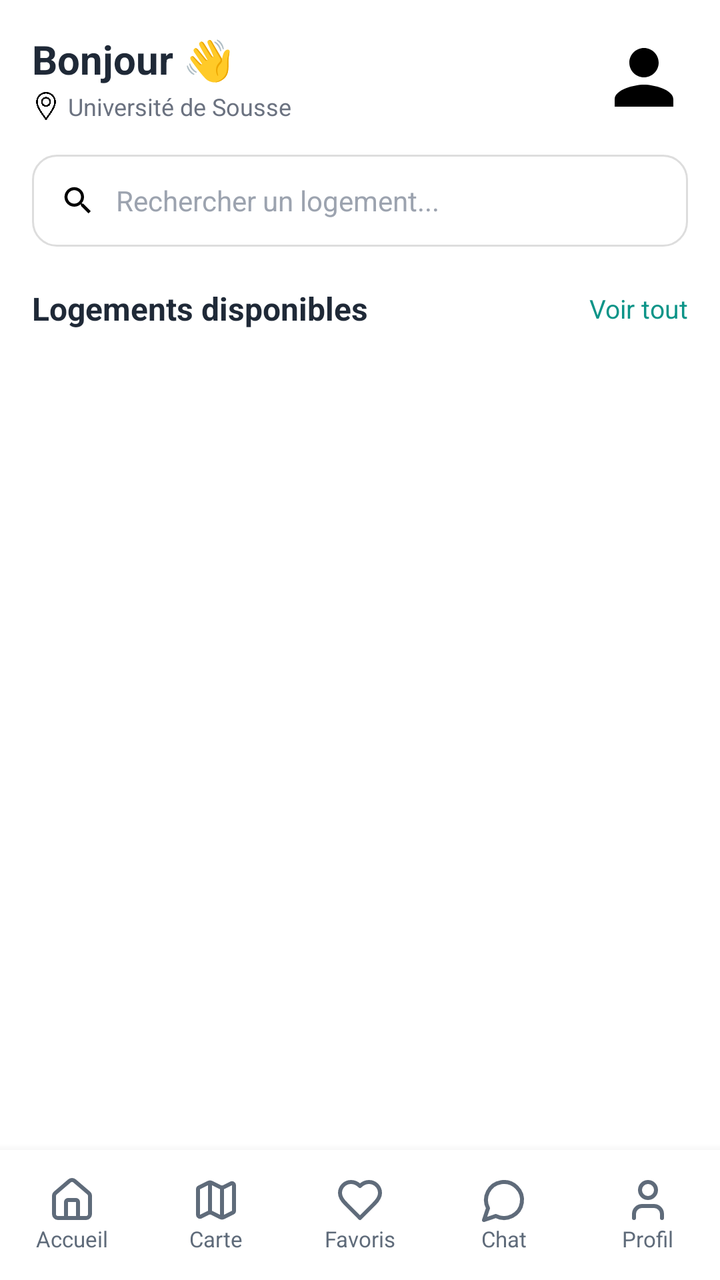
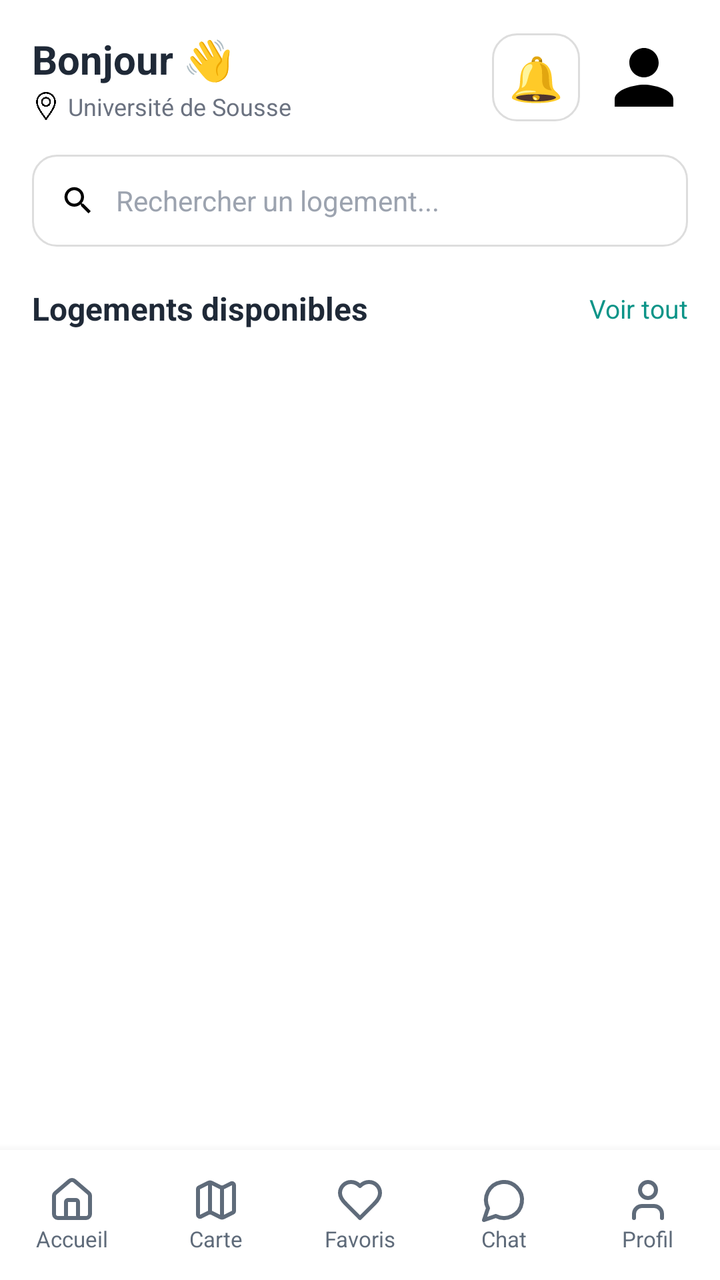

The first picture is an Android layout as it rendered before a commit; the second is the same layout after the commit. The layout source and the unified diff follow.
<!-- AndroidManifest.xml: application theme Theme.DIAR -->
<!-- res/layout/interface7.xml -->
<?xml version="1.0" encoding="utf-8"?>
<androidx.constraintlayout.widget.ConstraintLayout
    xmlns:android="http://schemas.android.com/apk/res/android"
    xmlns:app="http://schemas.android.com/apk/res-auto"
    xmlns:tools="http://schemas.android.com/tools"
    android:layout_width="match_parent"
    android:layout_height="match_parent"
    android:background="#FFFFFF">

    <ScrollView
        android:layout_width="0dp"
        android:layout_height="0dp"
        android:fillViewport="true"
        android:scrollbars="none"
        app:layout_constraintTop_toTopOf="parent"
        app:layout_constraintBottom_toTopOf="@id/bottomNavigation"
        app:layout_constraintStart_toStartOf="parent"
        app:layout_constraintEnd_toEndOf="parent">

        <LinearLayout
            android:layout_width="match_parent"
            android:layout_height="wrap_content"
            android:orientation="vertical"
            android:padding="16dp">

            

            <RelativeLayout
                android:layout_width="match_parent"
                android:layout_height="wrap_content"
                android:layout_marginBottom="16dp">

                <LinearLayout
                    android:layout_width="wrap_content"
                    android:layout_height="wrap_content"
                    android:orientation="vertical"
                    android:layout_alignParentStart="true"
                    android:layout_centerVertical="true">

                    <TextView
                        android:id="@+id/tvBonjour"
                        android:layout_width="wrap_content"
                        android:layout_height="wrap_content"
                        android:text="Bonjour 👋"
                        android:textColor="#1F2937"
                        android:textSize="20sp"
                        android:textStyle="bold" />

                    <LinearLayout
                        android:layout_width="wrap_content"
                        android:layout_height="wrap_content"
                        android:orientation="horizontal"
                        android:gravity="center_vertical"
                        android:layout_marginTop="2dp">

                        <ImageView
                            android:layout_width="14dp"
                            android:layout_height="14dp"
                            android:src="@drawable/ic_location"
                            tools:ignore="ContentDescription" />

                        <TextView
                            android:id="@+id/tvUniversite"
                            android:layout_width="wrap_content"
                            android:layout_height="wrap_content"
                            android:text="Université de Sousse"
                            android:textColor="#6B7280"
                            android:textSize="12sp"
                            android:layout_marginStart="4dp" />

                    </LinearLayout>
                </LinearLayout>

                <androidx.cardview.widget.CardView
                    android:layout_width="44dp"
                    android:layout_height="44dp"
                    android:layout_alignParentEnd="true"
                    android:layout_centerVertical="true"
                    app:cardCornerRadius="22dp"
                    app:cardElevation="0dp"
                    app:cardBackgroundColor="@android:color/transparent">

                    <ImageView
                        android:id="@+id/ivUserPhoto"
                        android:layout_width="match_parent"
                        android:layout_height="match_parent"
                        android:scaleType="centerCrop"
                        android:src="@drawable/ic_profile"
                        tools:ignore="ContentDescription" />

                </androidx.cardview.widget.CardView>

            </RelativeLayout>

            

            <LinearLayout
                android:layout_width="match_parent"
                android:layout_height="46dp"
                android:background="@drawable/bg_search_bar"
                android:gravity="center_vertical"
                android:orientation="horizontal"
                android:paddingHorizontal="14dp"
                android:layout_marginBottom="20dp">

                <ImageView
                    android:layout_width="18dp"
                    android:layout_height="18dp"
                    android:src="@drawable/ic_search"
                    tools:ignore="ContentDescription" />

                <EditText
                    android:id="@+id/etSearch"
                    android:layout_width="0dp"
                    android:layout_height="match_parent"
                    android:layout_weight="1"
                    android:background="@null"
                    android:hint="Rechercher un logement..."
                    android:textColor="#1F2937"
                    android:textColorHint="#9CA3AF"
                    android:textSize="14sp"
                    android:layout_marginStart="10dp"
                    android:inputType="text"
                    android:autofillHints="" />

            </LinearLayout>

            

            <RelativeLayout
                android:layout_width="match_parent"
                android:layout_height="wrap_content"
                android:layout_marginBottom="12dp">

                <TextView
                    android:layout_width="wrap_content"
                    android:layout_height="wrap_content"
                    android:text="Logements disponibles"
                    android:textColor="#1F2937"
                    android:textSize="16sp"
                    android:textStyle="bold"
                    android:layout_alignParentStart="true"
                    android:layout_centerVertical="true" />

                <TextView
                    android:id="@+id/tvSeeAllRecommanded"
                    android:layout_width="wrap_content"
                    android:layout_height="wrap_content"
                    android:text="Voir tout"
                    android:textColor="#0D9488"
                    android:textSize="13sp"
                    android:layout_alignParentEnd="true"
                    android:layout_centerVertical="true" />

            </RelativeLayout>

            

            <androidx.recyclerview.widget.RecyclerView
                android:id="@+id/rvAnnonces"
                android:layout_width="match_parent"
                android:layout_height="wrap_content"
                android:layout_marginBottom="24dp"
                android:nestedScrollingEnabled="false"
                android:clipToPadding="false"
                android:paddingBottom="12dp"
                android:overScrollMode="never" />

            

            <LinearLayout
                android:id="@+id/layoutColocataires"
                android:layout_width="match_parent"
                android:layout_height="wrap_content"
                android:orientation="vertical"
                android:visibility="gone"
                android:layout_marginTop="8dp">

                

                <RelativeLayout
                    android:layout_width="match_parent"
                    android:layout_height="wrap_content"
                    android:layout_marginBottom="12dp">

                    <TextView
                        android:layout_width="wrap_content"
                        android:layout_height="wrap_content"
                        android:text="Colocataires compatibles"
                        android:textColor="#1F2937"
                        android:textSize="16sp"
                        android:textStyle="bold"
                        android:layout_alignParentStart="true"
                        android:layout_centerVertical="true" />

                    <TextView
                        android:id="@+id/tvSeeAllColoc"
                        android:layout_width="wrap_content"
                        android:layout_height="wrap_content"
                        android:text="Voir tout"
                        android:textColor="#0D9488"
                        android:textSize="13sp"
                        android:layout_alignParentEnd="true"
                        android:layout_centerVertical="true" />

                </RelativeLayout>

                

                <LinearLayout
                    android:layout_width="match_parent"
                    android:layout_height="wrap_content"
                    android:orientation="horizontal">

                    

                    <com.google.android.material.card.MaterialCardView
                        android:id="@+id/cardColoc1"
                        android:layout_width="0dp"
                        android:layout_height="wrap_content"
                        android:layout_weight="1"
                        android:layout_marginEnd="6dp"
                        app:cardCornerRadius="14dp"
                        app:cardElevation="0dp"
                        app:strokeWidth="1dp"
                        app:strokeColor="#E5E7EB"
                        app:cardBackgroundColor="@android:color/white">

                        <LinearLayout
                            android:layout_width="match_parent"
                            android:layout_height="wrap_content"
                            android:orientation="horizontal"
                            android:gravity="center_vertical"
                            android:padding="10dp">

                            <androidx.cardview.widget.CardView
                                android:layout_width="44dp"
                                android:layout_height="44dp"
                                app:cardCornerRadius="22dp"
                                app:cardElevation="0dp">

                                <ImageView
                                    android:id="@+id/ivColoc1"
                                    android:layout_width="match_parent"
                                    android:layout_height="match_parent"
                                    android:scaleType="centerCrop"
                                    android:src="@drawable/ic_profile"
                                    tools:ignore="ContentDescription" />

                            </androidx.cardview.widget.CardView>

                            <LinearLayout
                                android:layout_width="0dp"
                                android:layout_height="wrap_content"
                                android:layout_weight="1"
                                android:orientation="vertical"
                                android:layout_marginStart="10dp">

                                <TextView
                                    android:id="@+id/tvColoc1Nom"
                                    android:layout_width="wrap_content"
                                    android:layout_height="wrap_content"
                                    android:text="..."
                                    android:textColor="#1F2937"
                                    android:textSize="14sp"
                                    android:textStyle="bold"
                                    android:maxLines="1"
                                    android:ellipsize="end" />

                                <TextView
                                    android:id="@+id/tvColoc1Pct"
                                    android:layout_width="wrap_content"
                                    android:layout_height="wrap_content"
                                    android:text="--%"
                                    android:textColor="#10B981"
                                    android:textSize="12sp"
                                    android:textStyle="bold"
                                    android:layout_marginTop="2dp" />

                            </LinearLayout>

                        </LinearLayout>

                    </com.google.android.material.card.MaterialCardView>

                    

                    <com.google.android.material.card.MaterialCardView
                        android:id="@+id/cardColoc2"
                        android:layout_width="0dp"
                        android:layout_height="wrap_content"
                        android:layout_weight="1"
                        android:layout_marginStart="6dp"
                        app:cardCornerRadius="14dp"
                        app:cardElevation="0dp"
                        app:strokeWidth="1dp"
                        app:strokeColor="#E5E7EB"
                        app:cardBackgroundColor="@android:color/white">

                        <LinearLayout
                            android:layout_width="match_parent"
                            android:layout_height="wrap_content"
                            android:orientation="horizontal"
                            android:gravity="center_vertical"
                            android:padding="10dp">

                            <androidx.cardview.widget.CardView
                                android:layout_width="44dp"
                                android:layout_height="44dp"
                                app:cardCornerRadius="22dp"
                                app:cardElevation="0dp">

                                <ImageView
                                    android:id="@+id/ivColoc2"
                                    android:layout_width="match_parent"
                                    android:layout_height="match_parent"
                                    android:scaleType="centerCrop"
                                    android:src="@drawable/ic_profile"
                                    tools:ignore="ContentDescription" />

                            </androidx.cardview.widget.CardView>

                            <LinearLayout
                                android:layout_width="0dp"
                                android:layout_height="wrap_content"
                                android:layout_weight="1"
                                android:orientation="vertical"
                                android:layout_marginStart="10dp">

                                <TextView
                                    android:id="@+id/tvColoc2Nom"
                                    android:layout_width="wrap_content"
                                    android:layout_height="wrap_content"
                                    android:text="..."
                                    android:textColor="#1F2937"
                                    android:textSize="14sp"
                                    android:textStyle="bold"
                                    android:maxLines="1"
                                    android:ellipsize="end" />

                                <TextView
                                    android:id="@+id/tvColoc2Pct"
                                    android:layout_width="wrap_content"
                                    android:layout_height="wrap_content"
                                    android:text="--%"
                                    android:textColor="#10B981"
                                    android:textSize="12sp"
                                    android:textStyle="bold"
                                    android:layout_marginTop="2dp" />

                            </LinearLayout>

                        </LinearLayout>

                    </com.google.android.material.card.MaterialCardView>

                </LinearLayout>

            </LinearLayout>

        </LinearLayout>

    </ScrollView>

    

    <include
        android:id="@+id/bottomNavigation"
        layout="@layout/interface_barre_navigation"
        android:layout_width="0dp"
        android:layout_height="65dp"
        app:layout_constraintBottom_toBottomOf="parent"
        app:layout_constraintStart_toStartOf="parent"
        app:layout_constraintEnd_toEndOf="parent" />

</androidx.constraintlayout.widget.ConstraintLayout>
<!-- res/layout/interface_barre_navigation.xml (included above) -->
<?xml version="1.0" encoding="utf-8"?>
<LinearLayout
    xmlns:android="http://schemas.android.com/apk/res/android"
    xmlns:app="http://schemas.android.com/apk/res-auto"
    android:id="@+id/barre_navigation_etudiant"
    android:layout_width="match_parent"
    android:layout_height="64dp"
    android:background="#FFFFFF"
    android:elevation="8dp"
    android:gravity="center"
    android:orientation="horizontal"
    android:weightSum="5">

    
    <LinearLayout
        android:id="@+id/nav_accueil"
        android:layout_width="0dp"
        android:layout_height="match_parent"
        android:layout_weight="1"
        android:gravity="center"
        android:orientation="vertical"
        android:background="?attr/selectableItemBackgroundBorderless">

        <ImageView
            android:id="@+id/icon_accueil"
            android:layout_width="24dp"
            android:layout_height="24dp"
            android:src="@drawable/ic_homee"
            app:tint="#5F6B7A"/>

        <TextView
            android:id="@+id/text_accueil"
            android:layout_width="wrap_content"
            android:layout_height="wrap_content"
            android:text="Accueil"
            android:textColor="#5F6B7A"
            android:textSize="11sp"/>
    </LinearLayout>

    
    <LinearLayout
        android:id="@+id/nav_carte"
        android:layout_width="0dp"
        android:layout_height="match_parent"
        android:layout_weight="1"
        android:gravity="center"
        android:orientation="vertical"
        android:background="?attr/selectableItemBackgroundBorderless">

        <ImageView
            android:id="@+id/icon_carte"
            android:layout_width="24dp"
            android:layout_height="24dp"
            android:src="@drawable/ic_map"
            app:tint="#5F6B7A"/>

        <TextView
            android:id="@+id/text_carte"
            android:layout_width="wrap_content"
            android:layout_height="wrap_content"
            android:text="Carte"
            android:textColor="#5F6B7A"
            android:textSize="11sp"/>
    </LinearLayout>

    
    <LinearLayout
        android:id="@+id/nav_favoris"
        android:layout_width="0dp"
        android:layout_height="match_parent"
        android:layout_weight="1"
        android:gravity="center"
        android:orientation="vertical"
        android:background="?attr/selectableItemBackgroundBorderless">

        <ImageView
            android:id="@+id/icon_favoris"
            android:layout_width="24dp"
            android:layout_height="24dp"
            android:src="@drawable/ic_heart"
            app:tint="#5F6B7A"/>

        <TextView
            android:id="@+id/text_favoris"
            android:layout_width="wrap_content"
            android:layout_height="wrap_content"
            android:text="Favoris"
            android:textColor="#5F6B7A"
            android:textSize="11sp"/>
    </LinearLayout>

    
    <LinearLayout
        android:id="@+id/nav_chat"
        android:layout_width="0dp"
        android:layout_height="match_parent"
        android:layout_weight="1"
        android:gravity="center"
        android:orientation="vertical"
        android:background="?attr/selectableItemBackgroundBorderless">

        <ImageView
            android:id="@+id/icon_chat"
            android:layout_width="24dp"
            android:layout_height="24dp"
            android:src="@drawable/ic_chatt"
            app:tint="#5F6B7A"/>

        <TextView
            android:id="@+id/text_chat"
            android:layout_width="wrap_content"
            android:layout_height="wrap_content"
            android:text="Chat"
            android:textColor="#5F6B7A"
            android:textSize="11sp"/>
    </LinearLayout>

    
    <LinearLayout
        android:id="@+id/nav_profil"
        android:layout_width="0dp"
        android:layout_height="match_parent"
        android:layout_weight="1"
        android:gravity="center"
        android:orientation="vertical"
        android:background="?attr/selectableItemBackgroundBorderless">

        <ImageView
            android:id="@+id/icon_profil"
            android:layout_width="24dp"
            android:layout_height="24dp"
            android:src="@drawable/ic_user"
            app:tint="#5F6B7A"/>

        <TextView
            android:id="@+id/text_profil"
            android:layout_width="wrap_content"
            android:layout_height="wrap_content"
            android:text="Profil"
            android:textColor="#5F6B7A"
            android:textSize="11sp"/>
    </LinearLayout>

</LinearLayout>
<!-- resources referenced by this layout -->
<resources>
  <!-- drawable bg_search_bar (drawable) -->
  <?xml version="1.0" encoding="utf-8"?>
  <shape xmlns:android="http://schemas.android.com/apk/res/android">
      <solid android:color="#FFFFFF" />
      <corners android:radius="12dp" />
      <stroke
          android:width="1dp"
          android:color="#DDDDDD" />
  </shape>
  <!-- drawable ic_chatt (drawable) -->
  <vector xmlns:android="http://schemas.android.com/apk/res/android"
      android:width="24dp"
      android:height="24dp"
      android:viewportWidth="24"
      android:viewportHeight="24">
      <path
          android:pathData="M7.9,20A9,9 0,1 0,4 16.1L2,22Z"
          android:strokeColor="#FFFFFF"
          android:strokeWidth="2"
          android:strokeLineCap="round"
          android:strokeLineJoin="round" />
  </vector>
  <!-- drawable ic_heart (drawable) -->
  <vector xmlns:android="http://schemas.android.com/apk/res/android"
      android:width="24dp"
      android:height="24dp"
      android:viewportWidth="24"
      android:viewportHeight="24">
      <path
          android:pathData="M19,14c1.49,-1.46 3,-3.21 3,-5.5A5.5,5.5 0,0 0,16.5 3c-1.76,0 -3,0.5 -4.5,2 -1.5,-1.5 -2.74,-2 -4.5,-2A5.5,5.5 0,0 0,2 8.5c0,2.3 1.5,4.05 3,5.5l7,7Z"
          android:strokeColor="#FFFFFF"
          android:strokeWidth="2"
          android:strokeLineCap="round"
          android:strokeLineJoin="round" />
  </vector>
  <!-- drawable ic_profile (drawable) -->
  <vector xmlns:android="http://schemas.android.com/apk/res/android"
      android:width="24dp"
      android:height="24dp"
      android:viewportWidth="24"
      android:viewportHeight="24">
  
      <path
          android:fillColor="#000000"
          android:pathData="M12,12c2.21,0 4,-1.79 4,-4s-1.79,-4 -4,-4 -4,1.79 -4,4 1.79,4 4,4zM12,14c-2.67,0 -8,1.34 -8,4v2h16v-2c0,-2.66 -5.33,-4 -8,-4z" />
  </vector>
  <!-- drawable ic_search (drawable) -->
  <vector xmlns:android="http://schemas.android.com/apk/res/android" android:height="24dp" android:tint="#000000" android:viewportHeight="24" android:viewportWidth="24" android:width="24dp">
        
      <path android:fillColor="@android:color/white" android:pathData="M15.5,14h-0.79l-0.28,-0.27C15.41,12.59 16,11.11 16,9.5 16,5.91 13.09,3 9.5,3S3,5.91 3,9.5 5.91,16 9.5,16c1.61,0 3.09,-0.59 4.23,-1.57l0.27,0.28v0.79l5,4.99L20.49,19l-4.99,-5zM9.5,14C7.01,14 5,11.99 5,9.5S7.01,5 9.5,5 14,7.01 14,9.5 11.99,14 9.5,14z"/>
      
  </vector>
  <!-- drawable ic_user (drawable) -->
  <vector xmlns:android="http://schemas.android.com/apk/res/android"
      android:width="24dp"
      android:height="24dp"
      android:viewportWidth="24"
      android:viewportHeight="24">
      <path
          android:pathData="M19,21v-2a4,4 0,0 0,-4 -4H9a4,4 0,0 0,-4 4v2"
          android:strokeColor="#FFFFFF"
          android:strokeWidth="2"
          android:strokeLineCap="round"
          android:strokeLineJoin="round" />
      <path
          android:pathData="M12,3a4,4 0,1 0,0 8a4,4 0,1 0,0 -8"
          android:strokeColor="#FFFFFF"
          android:strokeWidth="2"
          android:strokeLineCap="round"
          android:strokeLineJoin="round" />
  </vector>
  <style name="Theme.DIAR" parent="Base.Theme.DIAR" />
  <style name="Base.Theme.DIAR" parent="Theme.Material3.DayNight.NoActionBar">
          
          
      </style>
  <!-- unchanged entries left out for length: 3 -->
</resources>

<!-- the commit's change to res/layout/interface7.xml (unified diff, before → after) -->
@@ -71,24 +71,65 @@
                     </LinearLayout>
                 </LinearLayout>
 
-                <androidx.cardview.widget.CardView
-                    android:layout_width="44dp"
-                    android:layout_height="44dp"
+                
+
+                <LinearLayout
+                    android:layout_width="wrap_content"
+                    android:layout_height="wrap_content"
                     android:layout_alignParentEnd="true"
                     android:layout_centerVertical="true"
-                    app:cardCornerRadius="22dp"
-                    app:cardElevation="0dp"
-                    app:cardBackgroundColor="@android:color/transparent">
-
-                    <ImageView
-                        android:id="@+id/ivUserPhoto"
-                        android:layout_width="match_parent"
-                        android:layout_height="match_parent"
-                        android:scaleType="centerCrop"
-                        android:src="@drawable/ic_profile"
-                        tools:ignore="ContentDescription" />
-
-                </androidx.cardview.widget.CardView>
+                    android:orientation="horizontal"
+                    android:gravity="center_vertical">
+
+                    <FrameLayout
+                        android:id="@+id/btnNotifications"
+                        android:layout_width="44dp"
+                        android:layout_height="44dp"
+                        android:layout_marginEnd="10dp"
+                        android:background="@drawable/bg_search_bar"
+                        android:clickable="true"
+                        android:focusable="true">
+
+                        <TextView
+                            android:layout_width="match_parent"
+                            android:layout_height="match_parent"
+                            android:gravity="center"
+                            android:text="🔔"
+                            android:textSize="22sp" />
+
+                        <TextView
+                            android:id="@+id/tvNotificationCount"
+                            android:layout_width="18dp"
+                            android:layout_height="18dp"
+                            android:layout_gravity="top|end"
+                            android:background="@drawable/bg_notification_badge"
+                            android:gravity="center"
+                            android:text="0"
+                            android:textColor="#FFFFFF"
+                            android:textSize="10sp"
+                            android:textStyle="bold"
+                            android:visibility="gone" />
+
+                    </FrameLayout>
+
+                    <androidx.cardview.widget.CardView
+                        android:layout_width="44dp"
+                        android:layout_height="44dp"
+                        app:cardCornerRadius="22dp"
+                        app:cardElevation="0dp"
+                        app:cardBackgroundColor="@android:color/transparent">
+
+                        <ImageView
+                            android:id="@+id/ivUserPhoto"
+                            android:layout_width="match_parent"
+                            android:layout_height="match_parent"
+                            android:scaleType="centerCrop"
+                            android:src="@drawable/ic_profile"
+                            tools:ignore="ContentDescription" />
+
+                    </androidx.cardview.widget.CardView>
+
+                </LinearLayout>
 
             </RelativeLayout>
 
<!-- resource entries referenced after the edit -->
@@ -1,5 +1,14 @@
 <!-- resources referenced by this layout -->
 <resources>
+  <!-- drawable bg_notification_badge (drawable) -->
+  <?xml version="1.0" encoding="utf-8"?>
+  <shape xmlns:android="http://schemas.android.com/apk/res/android"
+      android:shape="oval">
+      <solid android:color="#EF4444" />
+      <stroke
+          android:width="1dp"
+          android:color="#FFFFFF" />
+  </shape>
   <!-- drawable bg_search_bar (drawable) -->
   <?xml version="1.0" encoding="utf-8"?>
   <shape xmlns:android="http://schemas.android.com/apk/res/android">
